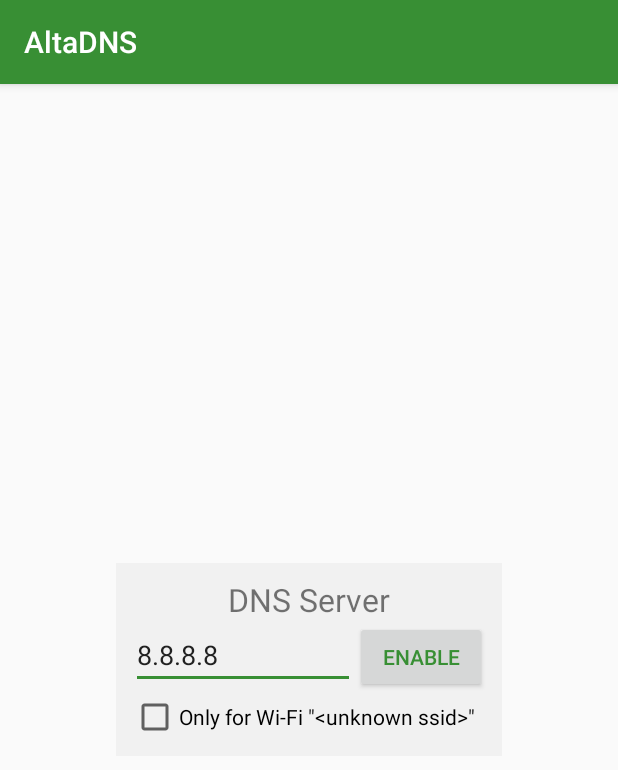
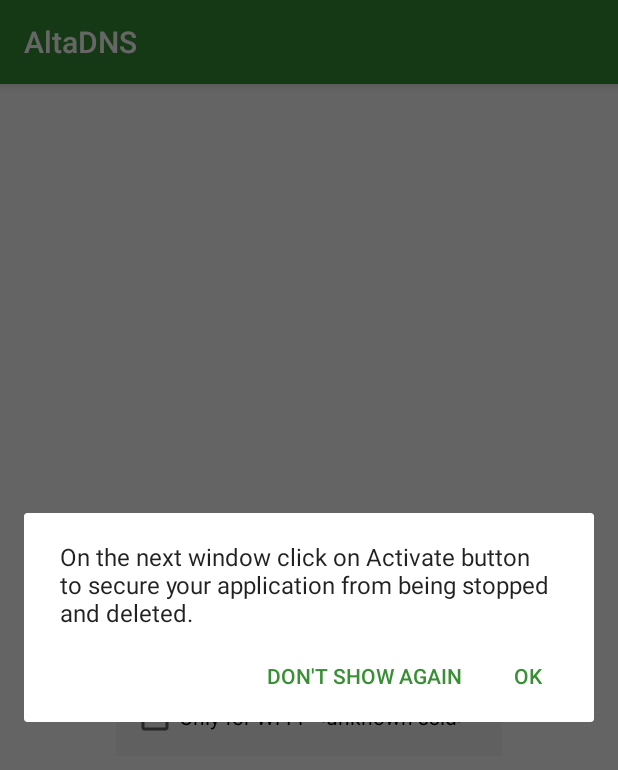
Before and after one commit to dnslearning/dnslearning-android, an Android app: the screen it shows after launch (ChangeDNSActivity), after a tap on "ENABLE", on a phone screen of 412 x 824 dp. Shown: the top 770 px of the screen. Run offline under Robolectric (Android 15) with nearby library versions, the phone set to English and light mode, and no system bars; plain views replace PercentFrameLayout.

Commit message:
Device Admin activation notification popup

```diff
--- a/app/build.gradle
+++ b/app/build.gradle
@@ -6,7 +6,7 @@ android {
     defaultConfig {
         applicationId "com.smartmadre.smartdns"
         minSdkVersion 16
-        targetSdkVersion 24
+        targetSdkVersion 25
         versionCode 3
         versionName "1.0"
         testInstrumentationRunner "android.support.test.runner.AndroidJUnitRunner"
--- a/app/src/main/java/com/smartmadre/smartdns/ChangeDNSActivity.java
+++ b/app/src/main/java/com/smartmadre/smartdns/ChangeDNSActivity.java
@@ -4,9 +4,11 @@ import android.app.admin.DevicePolicyManager;
 import android.content.BroadcastReceiver;
 import android.content.ComponentName;
 import android.content.Context;
+import android.content.DialogInterface;
 import android.content.Intent;
 import android.content.IntentFilter;
 import android.net.ConnectivityManager;
+import android.support.v7.app.AlertDialog;
 import android.support.v7.app.AppCompatActivity;
 import android.os.Bundle;
 import android.view.View;
@@ -119,14 +121,34 @@ public class ChangeDNSActivity extends AppCompatActivity {
         DevicePolicyManager devicePolicyManager = (DevicePolicyManager)getSystemService(Context.DEVICE_POLICY_SERVICE);
         ComponentName componentName = new ComponentName(this, AltaDNSDeviceAdminReceiver.class);
 
-        if (!devicePolicyManager.isAdminActive(componentName)) {
-            Intent intent = new Intent(DevicePolicyManager.ACTION_ADD_DEVICE_ADMIN);
-            intent.putExtra(DevicePolicyManager.EXTRA_DEVICE_ADMIN, componentName);
-            intent.putExtra(DevicePolicyManager.EXTRA_ADD_EXPLANATION, "Click on Activate button to secure your application.");
-            startActivityForResult(intent, ADMIN_RECEIVER_REQUEST_CODE);
+        if (devicePolicyManager.isAdminActive(componentName) || !PreferenceManager.getSuggestDeviceAdmin()) {
+            setupVPNService();
         } else {
-            setupVPNService();
+            showDeviceAdminInfoPopup();
         }
+    }
+
+    private void showDeviceAdminInfoPopup() {
+        AlertDialog.Builder builder = new AlertDialog.Builder(this);
+        builder.setMessage(R.string.device_admin_activation_notification)
+                .setPositiveButton(R.string.ok, new DialogInterface.OnClickListener() {
+                    @Override
+                    public void onClick(DialogInterface dialog, int which) {
+                        ComponentName componentName = new ComponentName(ChangeDNSActivity.this, AltaDNSDeviceAdminReceiver.class);
+                        Intent intent = new Intent(DevicePolicyManager.ACTION_ADD_DEVICE_ADMIN);
+                        intent.putExtra(DevicePolicyManager.EXTRA_DEVICE_ADMIN, componentName);
+                        intent.putExtra(DevicePolicyManager.EXTRA_ADD_EXPLANATION, "Click on Activate button to secure your application.");
+                        startActivityForResult(intent, ADMIN_RECEIVER_REQUEST_CODE);
+                    }
+                })
+                .setNegativeButton(R.string.dont_show_again, new DialogInterface.OnClickListener() {
+                    @Override
+                    public void onClick(DialogInterface dialog, int which) {
+                        PreferenceManager.setSuggestDeviceAdmin(false);
+                        setupVPNService();
+                    }
+                });
+        builder.show();
     }
 
     class ConnectivityChangeReceiver extends BroadcastReceiver {
--- a/app/src/main/java/com/smartmadre/smartdns/preferences/PreferenceManager.java
+++ b/app/src/main/java/com/smartmadre/smartdns/preferences/PreferenceManager.java
@@ -22,6 +22,9 @@ public class PreferenceManager {
     public static String getLimitedToWiFi() {
         return preferences.getString("onlyForWiFi", null);
     }
+    public static Boolean getSuggestDeviceAdmin() {
+        return preferences.getBoolean("suggestDeviceAdmin", true);
+    }
 
 
     public static void setDNS(String ip) {
@@ -39,6 +42,11 @@ public class PreferenceManager {
         edit.commit();
     }
 
+    public static void setSuggestDeviceAdmin(Boolean value) {
+        edit.putBoolean("suggestDeviceAdmin", value);
+        edit.commit();
+    }
+
     public static void prepare() {
         preferences = StaticContext.AppContext.getSharedPreferences("prefs", 0);
         edit = preferences.edit();
--- a/app/src/main/res/values/strings.xml
+++ b/app/src/main/res/values/strings.xml
@@ -10,4 +10,7 @@
     <string name="ip_address">IP Address</string>
     <string name="only_for_current_wifi">Only for current WiFi</string>
     <string name="default_ip">8.8.8.8</string>
+    <string name="device_admin_activation_notification">On the next window click on Activate button to secure your application from being stopped and deleted.</string>
+    <string name="ok">OK</string>
+    <string name="dont_show_again">Don\'t show again</string>
 </resources>
```
